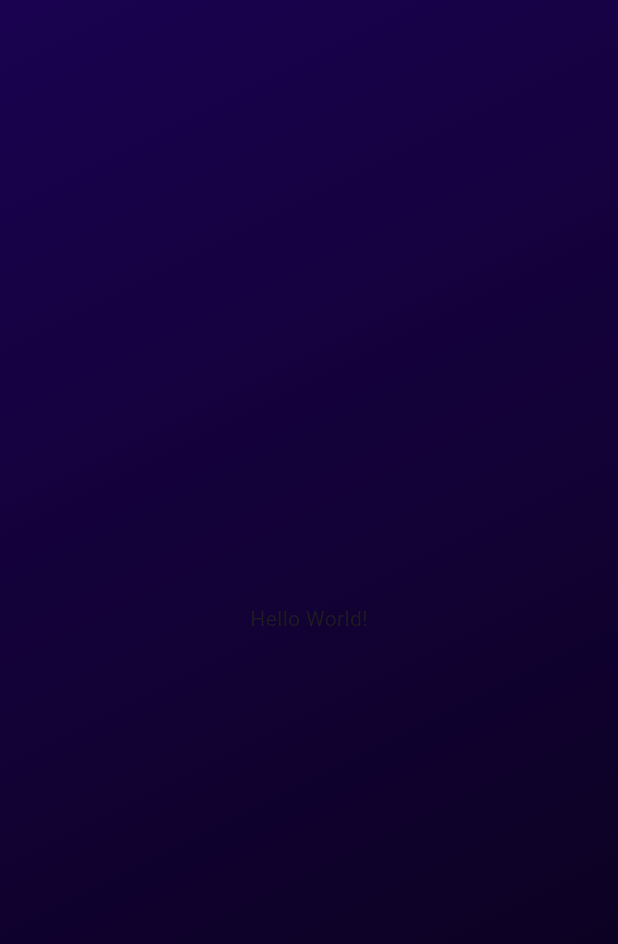
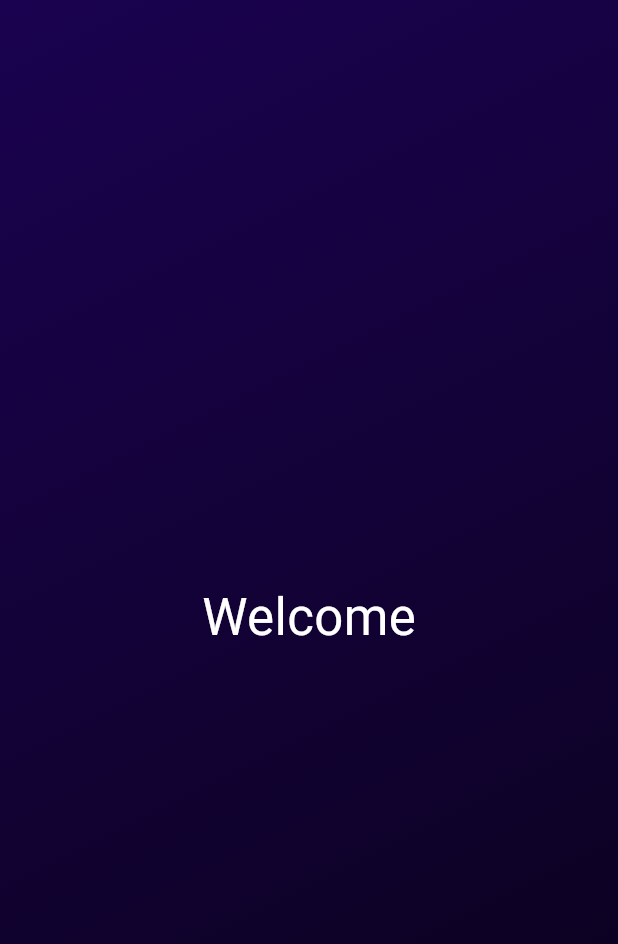
Before and after one commit to gkhan02/my_first_app, a Flutter app: the screen it shows after launch, on a phone screen of 412 x 824 dp. Shown: the top 944 px of the screen. Run offline on Flutter 3.47's test engine with Material 3 defaults, Android fonts, the phone set to English and light mode, and no system bars.

Commit message:
Finished Gradient Container and Centered Widget

```diff
--- /dev/null
+++ b/lib/centered.dart
@@ -0,0 +1,26 @@
+
+
+import 'package:flutter/material.dart';
+
+class Centered extends StatelessWidget{
+   Centered(this.text,{super.key});
+  String text;
+
+  @override
+  Widget build(BuildContext context) {
+   return Center(
+    child: Text(
+      text,
+      style: const TextStyle(
+        color: Colors.white,
+        fontSize: 34,
+      )
+      ),
+      );
+
+
+  }
+
+
+
+}
--- /dev/null
+++ b/lib/gradient_container.dart
@@ -0,0 +1,30 @@
+import 'package:flutter/material.dart';
+import 'package:my_first_app/centered.dart';
+
+
+
+
+class GradientContainer extends StatelessWidget {
+  const GradientContainer({super.key});
+
+
+
+  @override
+  Widget build(BuildContext context) {
+    return Container(
+          decoration: const BoxDecoration(
+            gradient: LinearGradient(
+              begin: Alignment.topLeft,
+                end: Alignment.bottomRight,
+              colors: [
+                Color.fromARGB(255, 26, 2, 80),
+                const Color.fromARGB(255, 9, 1, 24),
+                ],
+            ),
+          ),
+          child: Centered("Welcome")
+        );
+  }
+
+
+}
--- a/lib/main.dart
+++ b/lib/main.dart
@@ -1,25 +1,11 @@
 
 import 'package:flutter/material.dart';
-
+import 'package:my_first_app/gradient_container.dart';
 void main() {
   runApp(
     MaterialApp(
       home: Scaffold(
-        body: Container(
-          decoration: const BoxDecoration(
-            gradient: LinearGradient(
-              begin: Alignment.topLeft,
-                end: Alignment.bottomRight,
-              colors: [
-                Color.fromARGB(255, 26, 2, 80),
-                const Color.fromARGB(255, 9, 1, 24),
-                ],
-            ),
-          ),
-          child: const Center(
-            child: Text('Hello World!'),
-          ),
-        ),
+        body: GradientContainer(),
       ),
     ),
   );
```
